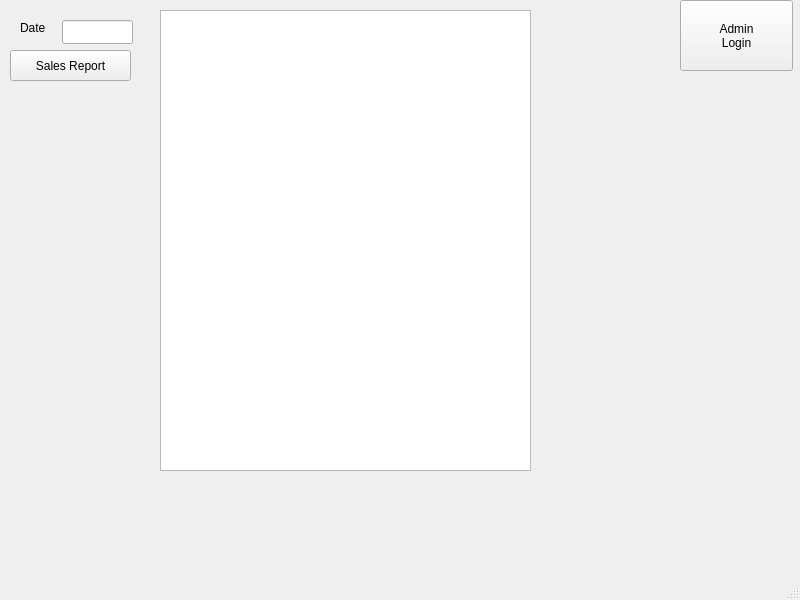
Old version of the form mainwindow.ui in the repository Decycle/CS008Project1.
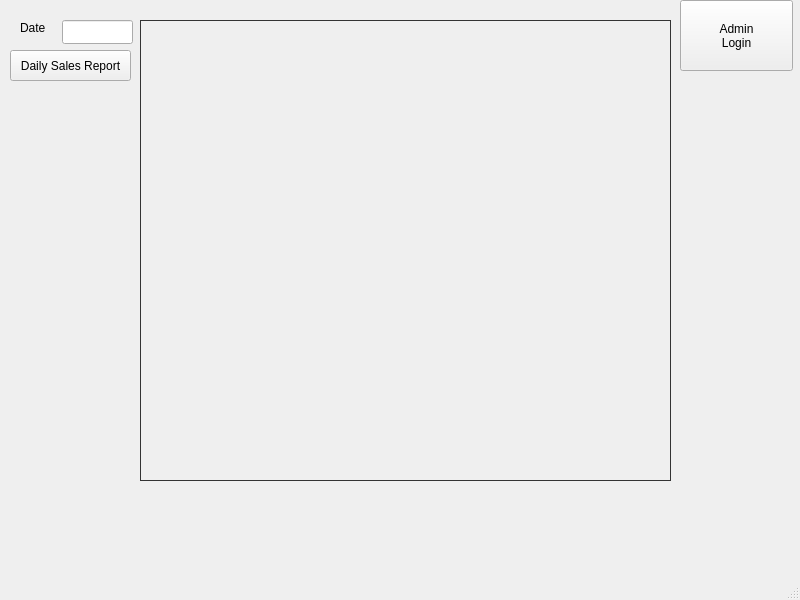
New version of the form.

What changed in the file:
```diff
--- a/mainwindow.ui
+++ b/mainwindow.ui
@@ -38,7 +38,7 @@
      </rect>
     </property>
     <property name="text">
-     <string>Sales Report</string>
+     <string>Daily Sales Report</string>
     </property>
    </widget>
    <widget class="QLineEdit" name="dateInput">
@@ -67,12 +67,15 @@
    <widget class="QTextBrowser" name="outputConsole">
     <property name="geometry">
      <rect>
-      <x>160</x>
-      <y>10</y>
-      <width>371</width>
+      <x>140</x>
+      <y>20</y>
+      <width>531</width>
       <height>461</height>
      </rect>
     </property>
+    <property name="styleSheet">
+     <string notr="true">background-color: transparent; border: 1px solid #333;</string>
+    </property>
    </widget>
   </widget>
   <widget class="QMenuBar" name="menubar">
```
